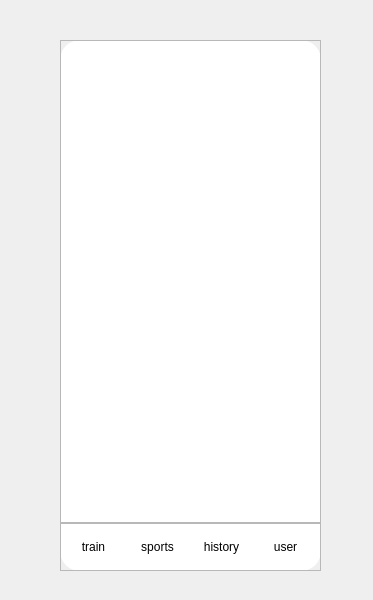
First picture: the form in Client/ui/FitMind_Client_MainInterface.ui, repository aud13d/FitMind, before the edit.
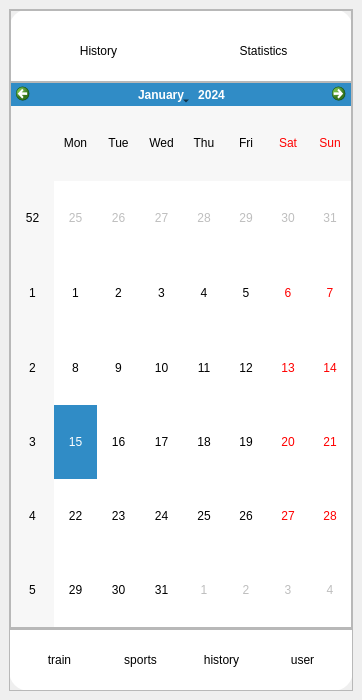
Second picture: the form after the edit. The open tabs and pages were chosen to show the change. Icons and pictures are not drawn.

Commit message: Added history interface

Diff of the .ui file:
```diff
--- a/Client/ui/FitMind_Client_MainInterface.ui
+++ b/Client/ui/FitMind_Client_MainInterface.ui
@@ -6,27 +6,27 @@
    <rect>
     <x>0</x>
     <y>0</y>
-    <width>373</width>
-    <height>600</height>
+    <width>362</width>
+    <height>700</height>
    </rect>
   </property>
+  <property name="minimumSize">
+   <size>
+    <width>300</width>
+    <height>666</height>
+   </size>
+  </property>
   <property name="windowTitle">
    <string>MainWindow</string>
   </property>
   <widget class="QWidget" name="centralwidget">
+   <layout class="QVBoxLayout" name="verticalLayout_13">
+    <item>
    <widget class="QFrame" name="frame">
-    <property name="geometry">
-     <rect>
-      <x>60</x>
-      <y>40</y>
-      <width>261</width>
-      <height>531</height>
-     </rect>
-    </property>
     <property name="minimumSize">
      <size>
-      <width>261</width>
-      <height>531</height>
+        <width>300</width>
+        <height>666</height>
      </size>
     </property>
     <property name="styleSheet">
@@ -68,6 +68,9 @@
          <verstretch>10</verstretch>
         </sizepolicy>
        </property>
+         <property name="styleSheet">
+          <string notr="true"/>
+         </property>
        <property name="frameShape">
         <enum>QFrame::Shape::StyledPanel</enum>
        </property>
@@ -92,6 +95,9 @@
         </property>
         <item>
          <widget class="QStackedWidget" name="stackedWidget">
+            <property name="styleSheet">
+             <string notr="true"/>
+            </property>
           <property name="currentIndex">
            <number>0</number>
           </property>
@@ -694,7 +700,331 @@
            </layout>
           </widget>
           <widget class="QWidget" name="page_sports"/>
-          <widget class="QWidget" name="page_history"/>
+            <widget class="QWidget" name="page_history">
+             <property name="sizePolicy">
+              <sizepolicy hsizetype="Preferred" vsizetype="Preferred">
+               <horstretch>0</horstretch>
+               <verstretch>0</verstretch>
+              </sizepolicy>
+             </property>
+             <layout class="QVBoxLayout" name="verticalLayout_12">
+              <property name="spacing">
+               <number>0</number>
+              </property>
+              <property name="leftMargin">
+               <number>0</number>
+              </property>
+              <property name="topMargin">
+               <number>0</number>
+              </property>
+              <property name="rightMargin">
+               <number>0</number>
+              </property>
+              <property name="bottomMargin">
+               <number>0</number>
+              </property>
+              <item>
+               <widget class="QFrame" name="frame_11">
+                <property name="sizePolicy">
+                 <sizepolicy hsizetype="Preferred" vsizetype="Expanding">
+                  <horstretch>0</horstretch>
+                  <verstretch>1</verstretch>
+                 </sizepolicy>
+                </property>
+                <property name="styleSheet">
+                 <string notr="true">#frame{
+	background-color: rgb(255, 255, 255);
+	border-top-right-radius:20px;
+	border-top-left-radius:20px;
+	border-bottom-right-radius:20px;
+	border-bottom-left-radius:20px;
+}
+
+QToolButton {
+    font: 700 16pt &quot;微软雅黑&quot;;
+    border-radius: 6px; /* 轻微圆角 */
+    background-color: white; /* 纯白背景 */
+    color: black; /* 黑色文字 */
+    min-width: 60px;
+    min-height: 60px;
+
+}
+
+QToolButton:hover {
+    background-color: #f0f0f0; /* 浅灰色悬浮效果 */
+    margin-top: 2px; /* 轻微下移，增加按压感 */
+}
+
+QToolButton:pressed {
+    background-color: #e0e0e0; /* 按下时变深灰 */
+    margin-top: 1px; /* 按下时轻微上移 */
+}
+
+QToolButton:disabled {
+    background-color: #f8f8f8;
+    color: gray;
+    border-color: #ddd;
+}
+
+
+/* 选中时：字体变蓝 + 发光 */
+QToolButton:checked {
+    background-color: white;
+    color: #0078D7; /* 选中后字体变蓝 */
+    font-weight: bold; /* 加粗 */
+    text-shadow: 0px 0px 5px #4da6ff; /* 轻微发光效果 */
+}
+
+</string>
+                </property>
+                <property name="frameShape">
+                 <enum>QFrame::Shape::StyledPanel</enum>
+                </property>
+                <property name="frameShadow">
+                 <enum>QFrame::Shadow::Raised</enum>
+                </property>
+                <property name="lineWidth">
+                 <number>0</number>
+                </property>
+                <layout class="QHBoxLayout" name="horizontalLayout_4">
+                 <property name="spacing">
+                  <number>0</number>
+                 </property>
+                 <property name="leftMargin">
+                  <number>5</number>
+                 </property>
+                 <property name="topMargin">
+                  <number>10</number>
+                 </property>
+                 <property name="rightMargin">
+                  <number>5</number>
+                 </property>
+                 <property name="bottomMargin">
+                  <number>0</number>
+                 </property>
+                 <item>
+                  <widget class="QToolButton" name="button_history_history">
+                   <property name="sizePolicy">
+                    <sizepolicy hsizetype="Minimum" vsizetype="Fixed">
+                     <horstretch>0</horstretch>
+                     <verstretch>0</verstretch>
+                    </sizepolicy>
+                   </property>
+                   <property name="minimumSize">
+                    <size>
+                     <width>60</width>
+                     <height>60</height>
+                    </size>
+                   </property>
+                   <property name="text">
+                    <string>History</string>
+                   </property>
+                   <property name="checkable">
+                    <bool>true</bool>
+                   </property>
+                  </widget>
+                 </item>
+                 <item>
+                  <widget class="QToolButton" name="button_history_statistics">
+                   <property name="sizePolicy">
+                    <sizepolicy hsizetype="Minimum" vsizetype="Fixed">
+                     <horstretch>0</horstretch>
+                     <verstretch>0</verstretch>
+                    </sizepolicy>
+                   </property>
+                   <property name="minimumSize">
+                    <size>
+                     <width>60</width>
+                     <height>60</height>
+                    </size>
+                   </property>
+                   <property name="text">
+                    <string>Statistics</string>
+                   </property>
+                   <property name="checkable">
+                    <bool>true</bool>
+                   </property>
+                  </widget>
+                 </item>
+                </layout>
+               </widget>
+              </item>
+              <item>
+               <widget class="QFrame" name="frame_12">
+                <property name="sizePolicy">
+                 <sizepolicy hsizetype="Preferred" vsizetype="Expanding">
+                  <horstretch>0</horstretch>
+                  <verstretch>10</verstretch>
+                 </sizepolicy>
+                </property>
+                <property name="frameShape">
+                 <enum>QFrame::Shape::StyledPanel</enum>
+                </property>
+                <property name="frameShadow">
+                 <enum>QFrame::Shadow::Raised</enum>
+                </property>
+                <layout class="QHBoxLayout" name="horizontalLayout_5">
+                 <property name="spacing">
+                  <number>0</number>
+                 </property>
+                 <property name="leftMargin">
+                  <number>0</number>
+                 </property>
+                 <property name="topMargin">
+                  <number>0</number>
+                 </property>
+                 <property name="rightMargin">
+                  <number>0</number>
+                 </property>
+                 <property name="bottomMargin">
+                  <number>0</number>
+                 </property>
+                 <item>
+                  <widget class="QCalendarWidget" name="calendarWidget">
+                   <property name="styleSheet">
+                    <string notr="true">/*顶部导航区域*/
+#qt_calendar_navigationbar {
+    background-color: white;
+    min-height: 10px;
+	max-height: 1000px;
+}
+
+
+/*上一个月按钮和下一个月按钮*/
+#qt_calendar_prevmonth, #qt_calendar_nextmonth {
+	padding:0px;
+    border: none; /*去掉边框*/
+    color: black;
+	min-width: 20px;
+    max-width: 20px;
+    min-height: 16px;
+    max-height: 16px;
+    border-radius: 6px; /*看来近似椭圆*/
+    font-weight: bold; /*字体加粗*/
+	    qproperty-icon: none; /*去掉默认的方向键图片，当然也可以自定义*/
+    background-color: transparent;/*背景颜色透明*/
+}
+
+#qt_calendar_prevmonth {
+	font-size:20px;
+    qproperty-text: &quot;&lt;&quot;; /*修改按钮的文字*/
+}
+#qt_calendar_nextmonth {
+font-size:20px;
+    qproperty-text: &quot;&gt;&quot;;
+}
+#qt_calendar_prevmonth:hover, #qt_calendar_nextmonth:hover {
+    background-color: rgba(0, 0, 0, 100);
+}
+#qt_calendar_prevmonth:pressed, #qt_calendar_nextmonth:pressed {
+    background-color: rgba(0, 0, 0, 100);
+}
+
+
+/*年,月控件*/
+#qt_calendar_yearbutton, #qt_calendar_monthbutton {
+    color: black;
+    margin: 10px;
+    min-width: 60px;
+    border-radius: 30px;
+
+	font: 700 14pt &quot;微软雅黑&quot;;
+}
+#qt_calendar_yearbutton:hover, #qt_calendar_monthbutton:hover {
+    background-color: rgba(225, 225, 225, 100);
+}
+#qt_calendar_yearbutton:pressed, #qt_calendar_monthbutton:pressed {
+    background-color: rgba(235, 235, 235, 100);
+}
+
+
+/*年份输入框*/
+#qt_calendar_yearedit {
+    min-width: 50px;
+    color: white;
+    background: transparent;/*让输入框背景透明*/
+}
+#qt_calendar_yearedit::up-button { /*往上的按钮*/
+    width: 20px;
+    subcontrol-position: right;/*移动到右边*/
+}
+#qt_calendar_yearedit::down-button { /*往下的按钮*/
+    width: 20px;
+    subcontrol-position: left; /*移动到左边去*/
+}
+
+
+/* 月份选择菜单 */
+QCalendarWidget QToolButton QMenu {
+     background-color: white;
+}
+
+/* 菜单项样式 */
+QCalendarWidget QToolButton QMenu::item {
+    padding: 10px;
+}
+
+QCalendarWidget QToolButton QMenu::item:selected:enabled {
+    background-color: rgb(230, 230, 230);
+}
+
+/* 去掉月份选择小箭头 */
+QCalendarWidget QToolButton::menu-indicator {
+	image: none;
+    subcontrol-position: right center;
+}
+
+
+/*下方的日历表格*/
+#qt_calendar_calendarview::item:selected {
+    background-color: rgb(0, 188, 212); /* 选中的背景颜色 */
+    color: white; /* 字体变白 */
+    border-radius: 15px; /* 让背景变成圆形 */
+    padding: 0px 0px; /* 调整内边距：上下 2px，左右 8px */
+    margin: 16px 6px; /* 上下减少间距 */
+	outline: none;
+}
+
+#qt_calendar_calendarview {
+    outline: none; /* 去掉选中后的虚线框 */
+}
+
+/* 日历栏 */
+QCalendarWidget QTableView {
+	font:12px &quot;微软雅黑&quot;;
+	background-color: white; /* 背景颜色 */
+ max-height: 450px;
+}
+
+
+/* 调整选中日期的样式 */
+QCalendarWidget QAbstractItemView::item:selected {
+    background-color: rgb(0, 188, 212); /* 选中的背景颜色 */
+    color: white; /* 字体变白 */
+    border-radius: 15px; /* 圆形背景 */
+    padding: 2px;
+}
+</string>
+                   </property>
+                   <property name="gridVisible">
+                    <bool>false</bool>
+                   </property>
+                   <property name="selectionMode">
+                    <enum>QCalendarWidget::SelectionMode::NoSelection</enum>
+                   </property>
+                   <property name="navigationBarVisible">
+                    <bool>true</bool>
+                   </property>
+                   <property name="dateEditEnabled">
+                    <bool>true</bool>
+                   </property>
+                  </widget>
+                 </item>
+                </layout>
+               </widget>
+              </item>
+             </layout>
+            </widget>
           <widget class="QWidget" name="page_user"/>
          </widget>
         </item>
@@ -860,6 +1190,8 @@
      </item>
     </layout>
    </widget>
+    </item>
+   </layout>
   </widget>
  </widget>
  <resources>
```
Left out of the diff: 85 changed lines with no effect on the pictures. Lines whose indentation alone changed are shown as unchanged. The commit also changes 3 other files.
